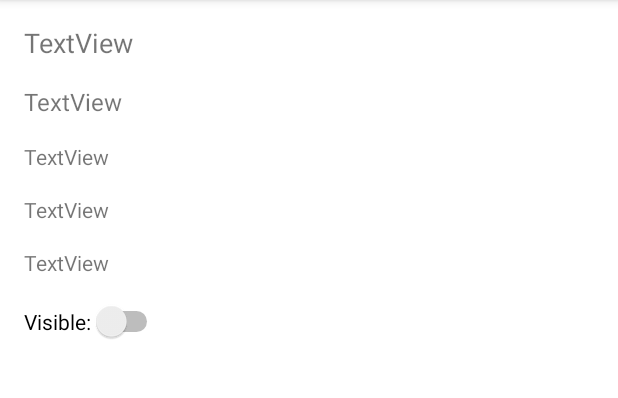
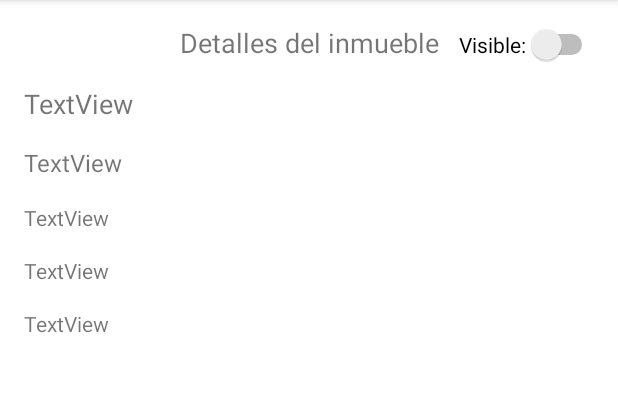
Before and after one commit to Arezlon/Inmobiliaria-Moviles-Grupo-4, an Android app: the fragment InmuebleFragment shown on its own in the app's theme, on a phone screen of 412 x 824 dp, the part 84-482 px from its top. Run offline under Robolectric (Android 15) with nearby library versions, the phone set to English and light mode, and no system bars; pictures from the network do not load; 8 statements that could not run were skipped.

Commit message:
#5 Listado de inmuebles v4
- Agregado botón "Ver contrato" que debería redireccionar a los detalles del contrato vigente del inmueble (si no hay contrato vigente, el botón es invisible)
- Mejoras visuales
- Modificaciones de prueba en algunos datos del ApiClient (contrato vigente en inmueble "Casa - Mitre 800")

```diff
--- a/app/src/main/java/com/grupo4/inmobiliaria/request/ApiClient.java
+++ b/app/src/main/java/com/grupo4/inmobiliaria/request/ApiClient.java
@@ -149,7 +149,7 @@ public Propietario login(String mail, final String password){
         inmuebles.add(casita);
 
         //Contratos
-        Contrato uno=new Contrato(701, "05/01/2020","05/01/2021",17000,mario,otraCasa);
+        Contrato uno=new Contrato(701, "05/01/2020","05/01/2021",17000,mario,casa);
         contratos.add(uno);
         //Pagos
         pagos.add(new Pago(900,1,uno,17000,"10/02/2020"));
--- a/app/src/main/java/com/grupo4/inmobiliaria/ui/ui/inmuebles/InmuebleFragment.java
+++ b/app/src/main/java/com/grupo4/inmobiliaria/ui/ui/inmuebles/InmuebleFragment.java
@@ -1,5 +1,6 @@
 package com.grupo4.inmobiliaria.ui.ui.inmuebles;
 
+import android.app.Activity;
 import android.os.Bundle;
 import android.view.LayoutInflater;
 import android.view.View;
@@ -14,18 +15,20 @@ import androidx.annotation.NonNull;
 import androidx.fragment.app.Fragment;
 import androidx.lifecycle.Observer;
 import androidx.lifecycle.ViewModelProvider;
+import androidx.navigation.Navigation;
 
 import com.bumptech.glide.Glide;
 import com.bumptech.glide.load.engine.DiskCacheStrategy;
 import com.grupo4.inmobiliaria.R;
 import com.grupo4.inmobiliaria.modelo.Inmueble;
+import com.grupo4.inmobiliaria.request.ApiClient;
 
 public class InmuebleFragment extends Fragment {
 
     private InmuebleViewModel inmuebleViewModel;
     private TextView tvDireccion2, tvPrecio2, tvTipo, tvUso, tvAmbientes;
     private ImageView ivFoto2;
-
+    private Button btContratoInmueble;
     private Switch swEstado;
 
     private Inmueble inmueble;
@@ -37,6 +40,8 @@ public class InmuebleFragment extends Fragment {
         View root = inflater.inflate(R.layout.fragment_inmueble, container, false);
 
         InicializarVista(root);
+
+        // Mostrar datos del inmueble
         inmuebleViewModel.getInmuebleMutable().observe(getViewLifecycleOwner(), new Observer<Inmueble>() {
             @Override
             public void onChanged(Inmueble i) {
@@ -56,8 +61,28 @@ public class InmuebleFragment extends Fragment {
                             inmuebleViewModel.CambioEstado(inmueble);
                     }
                 });
+
+                inmuebleViewModel.ConsultarContratoVigente(inmueble);
             }
         });
+
+        // Comprobar si el inmueble tiene o no un contrato vigente
+        inmuebleViewModel.getContratoVigenteMutable().observe(getViewLifecycleOwner(), new Observer<Boolean>() {
+            @Override
+            public void onChanged(Boolean contratoVigente) {
+                btContratoInmueble.setVisibility(contratoVigente ? View.VISIBLE : View.INVISIBLE);
+                if (contratoVigente){
+                    btContratoInmueble.setOnClickListener(new View.OnClickListener() {
+                        @Override
+                        public void onClick(View v) {
+                            // Navegar a los detalles del contrato vigente de este inmueble
+                            //Navigation.findNavController(getActivity(), R.id.nav_host_fragment).navigate(R.id.nav_contrato, inmueble);
+                        }
+                    });
+                }
+            }
+        });
+
         inmuebleViewModel.LeerInmueble(getArguments());
         return root;
     }
@@ -70,7 +95,6 @@ public class InmuebleFragment extends Fragment {
         tvAmbientes = root.findViewById(R.id.tvAmbientes);
         ivFoto2 = root.findViewById(R.id.ivFoto2);
         swEstado = root.findViewById(R.id.swEstado);
-
-
+        btContratoInmueble = root.findViewById(R.id.btContratoInmueble);
     }
 }
--- a/app/src/main/java/com/grupo4/inmobiliaria/ui/ui/inmuebles/InmuebleViewModel.java
+++ b/app/src/main/java/com/grupo4/inmobiliaria/ui/ui/inmuebles/InmuebleViewModel.java
@@ -6,6 +6,7 @@ import androidx.lifecycle.LiveData;
 import androidx.lifecycle.MutableLiveData;
 import androidx.lifecycle.ViewModel;
 
+import com.grupo4.inmobiliaria.modelo.Contrato;
 import com.grupo4.inmobiliaria.modelo.Inmueble;
 import com.grupo4.inmobiliaria.request.ApiClient;
 
@@ -14,12 +15,20 @@ import java.util.ArrayList;
 public class InmuebleViewModel extends ViewModel {
 
     public MutableLiveData<Inmueble> inmuebleMutable;
+    public MutableLiveData<Boolean> contratoVigenteMutable;
 
     public LiveData<Inmueble> getInmuebleMutable(){
         if (inmuebleMutable == null){
             inmuebleMutable = new MutableLiveData<>();
         }
         return inmuebleMutable;
+    }
+
+    public LiveData<Boolean> getContratoVigenteMutable(){
+        if (contratoVigenteMutable == null){
+            contratoVigenteMutable = new MutableLiveData<>();
+        }
+        return contratoVigenteMutable;
     }
 
     public void LeerInmueble(Bundle bundle){
@@ -32,4 +41,12 @@ public class InmuebleViewModel extends ViewModel {
         ApiClient.getApi().actualizarInmueble(inmueble);
         inmuebleMutable.setValue(inmueble);
     }
+
+    public void ConsultarContratoVigente(Inmueble inmueble){
+        Contrato c = ApiClient.getApi().obtenerContratoVigente(inmueble);
+        if (c == null)
+            contratoVigenteMutable.setValue(false);
+        else
+            contratoVigenteMutable.setValue(true);
+    }
 }
--- a/app/src/main/res/layout/fragment_inmueble.xml
+++ b/app/src/main/res/layout/fragment_inmueble.xml
@@ -23,7 +23,7 @@
         android:text="TextView"
         android:textSize="18sp"
         app:layout_constraintStart_toStartOf="parent"
-        app:layout_constraintTop_toBottomOf="@+id/ivFoto2" />
+        app:layout_constraintTop_toBottomOf="@+id/textView11" />
 
     <TextView
         android:id="@+id/tvPrecio2"
@@ -37,6 +37,16 @@
         app:layout_constraintTop_toBottomOf="@+id/tvDireccion2" />
 
     <TextView
+        android:id="@+id/tvUso"
+        android:layout_width="wrap_content"
+        android:layout_height="wrap_content"
+        android:layout_marginStart="16dp"
+        android:layout_marginTop="16dp"
+        android:text="TextView"
+        app:layout_constraintStart_toStartOf="parent"
+        app:layout_constraintTop_toBottomOf="@+id/tvTipo" />
+
+    <TextView
         android:id="@+id/tvTipo"
         android:layout_width="wrap_content"
         android:layout_height="wrap_content"
@@ -45,16 +55,6 @@
         android:text="TextView"
         app:layout_constraintStart_toStartOf="parent"
         app:layout_constraintTop_toBottomOf="@+id/tvPrecio2" />
-
-    <TextView
-        android:id="@+id/tvUso"
-        android:layout_width="wrap_content"
-        android:layout_height="wrap_content"
-        android:layout_marginStart="16dp"
-        android:layout_marginTop="16dp"
-        android:text="TextView"
-        app:layout_constraintStart_toStartOf="parent"
-        app:layout_constraintTop_toBottomOf="@+id/tvTipo" />
 
     <TextView
         android:id="@+id/tvAmbientes"
@@ -72,8 +72,30 @@
         android:layout_height="wrap_content"
         android:layout_marginStart="16dp"
         android:layout_marginTop="16dp"
+        android:layout_marginEnd="16dp"
         android:text="Visible:"
+        app:layout_constraintEnd_toEndOf="parent"
+        app:layout_constraintStart_toEndOf="@+id/textView11"
+        app:layout_constraintTop_toBottomOf="@+id/ivFoto2" />
+
+    <Button
+        android:id="@+id/btContratoInmueble"
+        android:layout_width="wrap_content"
+        android:layout_height="wrap_content"
+        android:layout_marginEnd="5dp"
+        android:text="Ver Contrato"
+        app:layout_constraintEnd_toEndOf="parent"
+        app:layout_constraintTop_toTopOf="@+id/ivFoto2" />
+
+    <TextView
+        android:id="@+id/textView11"
+        android:layout_width="wrap_content"
+        android:layout_height="wrap_content"
+        android:layout_marginTop="16dp"
+        android:text="Detalles del inmueble"
+        android:textSize="18sp"
+        app:layout_constraintEnd_toEndOf="parent"
         app:layout_constraintStart_toStartOf="parent"
-        app:layout_constraintTop_toBottomOf="@+id/tvAmbientes" />
+        app:layout_constraintTop_toBottomOf="@+id/ivFoto2" />
 
 </androidx.constraintlayout.widget.ConstraintLayout>
```
